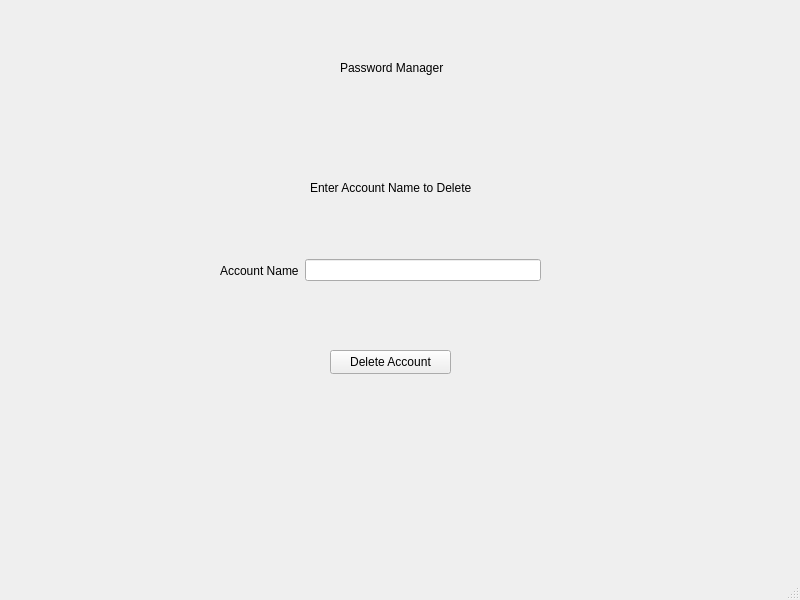
Old version of the form delete.ui in the repository Shubham-Vasnik/PasswordManager.
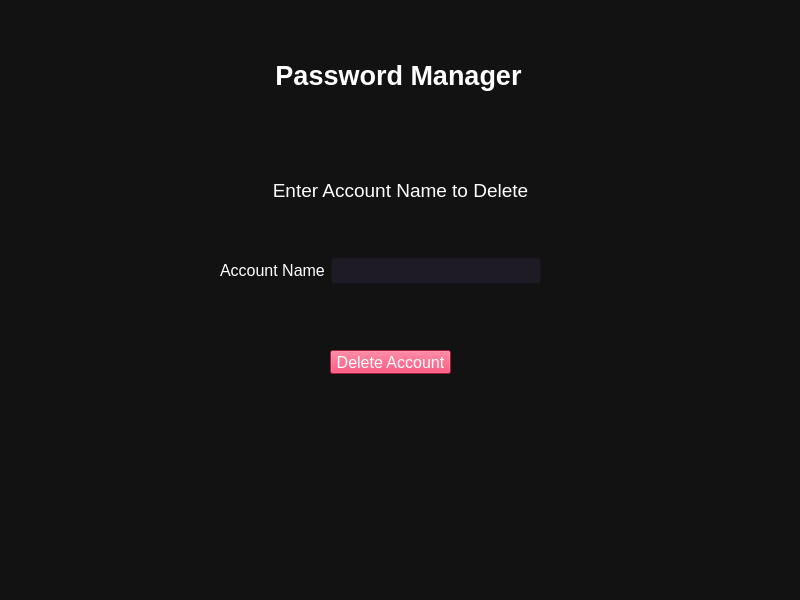
New version of the form.

```diff
--- a/delete.ui
+++ b/delete.ui
@@ -13,32 +13,56 @@
   <property name="windowTitle">
    <string>MainWindow</string>
   </property>
+  <property name="styleSheet">
+   <string notr="true">background-color:#121212;
+color:#FFFFFF;</string>
+  </property>
   <widget class="QWidget" name="centralwidget">
    <widget class="QLabel" name="label_2">
     <property name="geometry">
      <rect>
-      <x>340</x>
+      <x>-2</x>
       <y>60</y>
-      <width>109</width>
-      <height>16</height>
+      <width>801</width>
+      <height>31</height>
      </rect>
     </property>
+    <property name="font">
+     <font>
+      <family>Arial</family>
+      <pointsize>20</pointsize>
+      <weight>75</weight>
+      <bold>true</bold>
+     </font>
+    </property>
     <property name="text">
      <string>Password Manager</string>
     </property>
+    <property name="alignment">
+     <set>Qt::AlignCenter</set>
+    </property>
    </widget>
    <widget class="QLabel" name="label_3">
     <property name="geometry">
      <rect>
-      <x>310</x>
+      <x>0</x>
       <y>180</y>
-      <width>171</width>
-      <height>16</height>
+      <width>801</width>
+      <height>20</height>
      </rect>
     </property>
+    <property name="font">
+     <font>
+      <family>Arial</family>
+      <pointsize>14</pointsize>
+     </font>
+    </property>
     <property name="text">
      <string>Enter Account Name to Delete</string>
     </property>
+    <property name="alignment">
+     <set>Qt::AlignCenter</set>
+    </property>
    </widget>
    <widget class="QPushButton" name="pushButton">
     <property name="geometry">
@@ -49,11 +73,20 @@
       <height>24</height>
      </rect>
     </property>
+    <property name="font">
+     <font>
+      <family>Arial</family>
+      <pointsize>12</pointsize>
+     </font>
+    </property>
+    <property name="styleSheet">
+     <string notr="true">background-color:#EE204D;</string>
+    </property>
     <property name="text">
      <string>Delete Account</string>
     </property>
    </widget>
-   <widget class="QWidget" name="">
+   <widget class="QWidget" name="layoutWidget">
     <property name="geometry">
      <rect>
       <x>220</x>
@@ -65,13 +98,29 @@
     <layout class="QHBoxLayout" name="horizontalLayout">
      <item>
       <widget class="QLabel" name="label">
+       <property name="font">
+        <font>
+         <family>Arial</family>
+         <pointsize>12</pointsize>
+        </font>
+       </property>
        <property name="text">
         <string>Account Name</string>
        </property>
       </widget>
      </item>
      <item>
-      <widget class="QLineEdit" name="lineEdit"/>
+      <widget class="QLineEdit" name="lineEdit">
+       <property name="font">
+        <font>
+         <family>Arial</family>
+         <pointsize>12</pointsize>
+        </font>
+       </property>
+       <property name="styleSheet">
+        <string notr="true">background-color:#1F1B24;</string>
+       </property>
+      </widget>
      </item>
     </layout>
    </widget>
```
